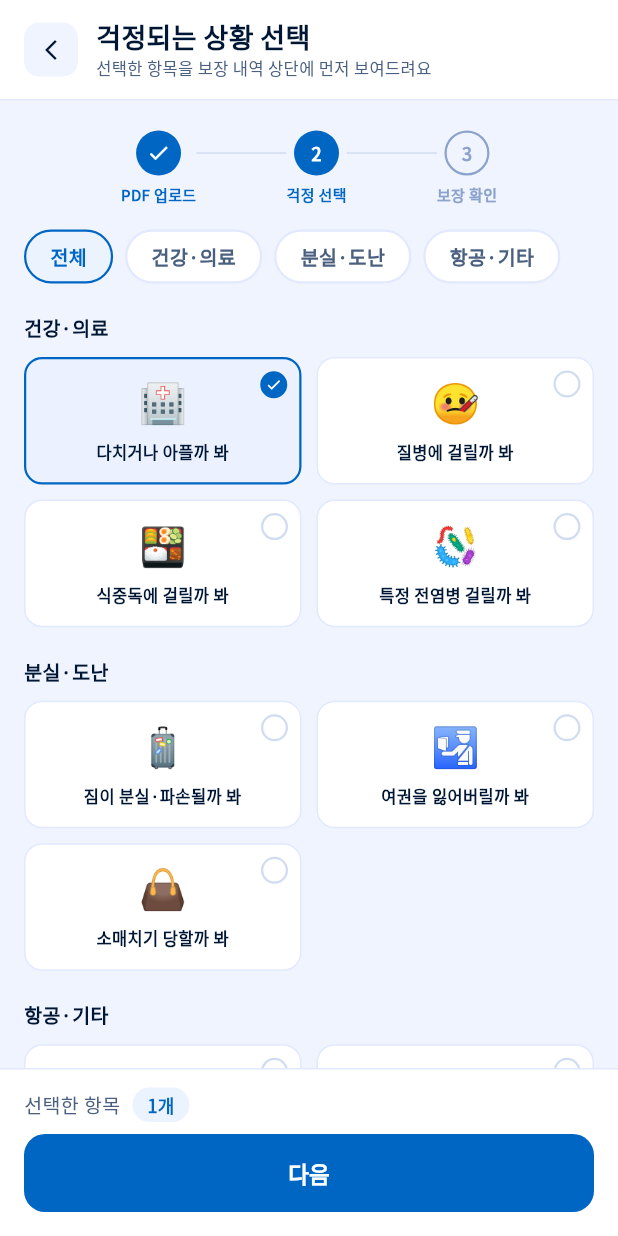
After one commit to Crazy-Capstone/Polight-frontend, a Flutter app: the ConcernSelectionScreen screen opened directly, on a phone screen of 412 x 824 dp. The commit adds this screen. Run offline on Flutter 3.47's test engine with Material 3 defaults, Android fonts, the phone set to English and light mode, and no system bars; our stand-ins replace file_picker, flutter_svg, geocoding, geolocator, google_fonts.

Commit message:
[Feat]걱정상황 체크 UI구현

```diff
--- /dev/null
+++ b/lib/screens/concern_selection_screen.dart
@@ -0,0 +1,449 @@
+import 'package:flutter/material.dart';
+import 'package:google_fonts/google_fonts.dart';
+
+class ConcernSelectionScreen extends StatefulWidget {
+  const ConcernSelectionScreen({super.key});
+
+  @override
+  State<ConcernSelectionScreen> createState() => _ConcernSelectionScreenState();
+}
+
+class _ConcernSelectionScreenState extends State<ConcernSelectionScreen> {
+  String _selectedCategory = '전체';
+  final Set<String> _selectedConcerns = {'다치거나 아플까 봐'};
+
+  static const List<String> _categories = ['전체', '건강·의료', '분실·도난', '항공·기타'];
+
+  static const List<_ConcernCategory> _allCategories = [
+    _ConcernCategory(
+      name: '건강·의료',
+      items: [
+        _ConcernItem(emoji: '🏥', label: '다치거나 아플까 봐'),
+        _ConcernItem(emoji: '🤒', label: '질병에 걸릴까 봐'),
+        _ConcernItem(emoji: '🍱', label: '식중독에 걸릴까 봐'),
+        _ConcernItem(emoji: '🦠', label: '특정 전염병 걸릴까 봐'),
+      ],
+    ),
+    _ConcernCategory(
+      name: '분실·도난',
+      items: [
+        _ConcernItem(emoji: '🧳', label: '짐이 분실·파손될까 봐'),
+        _ConcernItem(emoji: '🛂', label: '여권을 잃어버릴까 봐'),
+        _ConcernItem(emoji: '👜', label: '소매치기 당할까 봐'),
+      ],
+    ),
+    _ConcernCategory(
+      name: '항공·기타',
+      items: [
+        _ConcernItem(emoji: '✈️', label: '비행기 지연·결항될까 봐'),
+        _ConcernItem(emoji: '🚨', label: '여행을 중단해야 할까 봐'),
+        _ConcernItem(emoji: '⚖️', label: '남에게 피해줄까 봐'),
+        _ConcernItem(emoji: '🩺', label: '큰 사고로 후유증 남을까 봐'),
+      ],
+    ),
+  ];
+
+  List<_ConcernCategory> get _visibleCategories {
+    if (_selectedCategory == '전체') return _allCategories;
+    return _allCategories.where((c) => c.name == _selectedCategory).toList();
+  }
+
+  void _toggleConcern(String label) {
+    setState(() {
+      if (_selectedConcerns.contains(label)) {
+        _selectedConcerns.remove(label);
+      } else {
+        _selectedConcerns.add(label);
+      }
+    });
+  }
+
+  @override
+  Widget build(BuildContext context) {
+    return Scaffold(
+      backgroundColor: const Color(0xFFF0F4FF),
+      body: SafeArea(
+        child: Column(
+          children: [
+            _buildHeader(context),
+            Expanded(
+              child: SingleChildScrollView(
+                padding: const EdgeInsets.symmetric(horizontal: 16),
+                child: Column(
+                  crossAxisAlignment: CrossAxisAlignment.start,
+                  children: [
+                    const SizedBox(height: 20),
+                    _buildStepIndicator(),
+                    const SizedBox(height: 16),
+                    _buildCategoryFilter(),
+                    const SizedBox(height: 20),
+                    ..._visibleCategories.map(_buildCategorySection),
+                    const SizedBox(height: 16),
+                  ],
+                ),
+              ),
+            ),
+            _buildBottomBar(),
+          ],
+        ),
+      ),
+    );
+  }
+
+  Widget _buildHeader(BuildContext context) {
+    return Container(
+      color: Colors.white,
+      child: Column(
+        children: [
+          Padding(
+            padding: const EdgeInsets.symmetric(horizontal: 16, vertical: 12),
+            child: Row(
+              children: [
+                GestureDetector(
+                  onTap: () => Navigator.of(context).maybePop(),
+                  child: Container(
+                    width: 36,
+                    height: 36,
+                    decoration: BoxDecoration(
+                      color: const Color(0xFFF0F4FF),
+                      borderRadius: BorderRadius.circular(10),
+                    ),
+                    child: const Icon(
+                      Icons.arrow_back_ios_new,
+                      size: 16,
+                      color: Color(0xFF001635),
+                    ),
+                  ),
+                ),
+                const SizedBox(width: 12),
+                Column(
+                  crossAxisAlignment: CrossAxisAlignment.start,
+                  children: [
+                    Text(
+                      '걱정되는 상황 선택',
+                      style: GoogleFonts.notoSansKr(
+                        fontSize: 18,
+                        fontWeight: FontWeight.w700,
+                        color: const Color(0xFF001635),
+                      ),
+                    ),
+                    Text(
+                      '선택한 항목을 보장 내역 상단에 먼저 보여드려요',
+                      style: GoogleFonts.notoSansKr(
+                        fontSize: 11,
+                        fontWeight: FontWeight.w400,
+                        color: const Color(0xFF4A6080),
+                      ),
+                    ),
+                  ],
+                ),
+              ],
+            ),
+          ),
+          const Divider(height: 1, thickness: 1, color: Color(0xFFE2E9FF)),
+        ],
+      ),
+    );
+  }
+
+  Widget _buildStepIndicator() {
+    return Row(
+      mainAxisAlignment: MainAxisAlignment.center,
+      children: [
+        _ConcernStepCircle(
+          number: 1,
+          label: 'PDF 업로드',
+          state: _ConcernStepState.completed,
+        ),
+        _ConcernStepLine(),
+        _ConcernStepCircle(
+          number: 2,
+          label: '걱정 선택',
+          state: _ConcernStepState.active,
+        ),
+        _ConcernStepLine(),
+        _ConcernStepCircle(
+          number: 3,
+          label: '보장 확인',
+          state: _ConcernStepState.inactive,
+        ),
+      ],
+    );
+  }
+
+  Widget _buildCategoryFilter() {
+    return SingleChildScrollView(
+      scrollDirection: Axis.horizontal,
+      child: Row(
+        children: _categories.map((cat) {
+          final isSelected = _selectedCategory == cat;
+          return GestureDetector(
+            onTap: () => setState(() => _selectedCategory = cat),
+            child: Container(
+              margin: const EdgeInsets.only(right: 8),
+              padding: const EdgeInsets.symmetric(horizontal: 16, vertical: 7),
+              decoration: BoxDecoration(
+                color: isSelected ? const Color(0xFFEBF3FF) : Colors.white,
+                borderRadius: BorderRadius.circular(20),
+                border: Border.all(
+                  color: isSelected ? const Color(0xFF0066C3) : const Color(0xFFE2E9FF),
+                  width: 1.5,
+                ),
+              ),
+              child: Text(
+                cat,
+                style: GoogleFonts.notoSansKr(
+                  fontSize: 13,
+                  fontWeight: FontWeight.w600,
+                  color: isSelected ? const Color(0xFF0066C3) : const Color(0xFF4A6080),
+                ),
+              ),
+            ),
+          );
+        }).toList(),
+      ),
+    );
+  }
+
+  Widget _buildCategorySection(_ConcernCategory category) {
+    return Column(
+      crossAxisAlignment: CrossAxisAlignment.start,
+      children: [
+        Text(
+          category.name,
+          style: GoogleFonts.notoSansKr(
+            fontSize: 13,
+            fontWeight: FontWeight.w700,
+            color: const Color(0xFF001635),
+          ),
+        ),
+        const SizedBox(height: 10),
+        GridView.count(
+          crossAxisCount: 2,
+          crossAxisSpacing: 10,
+          mainAxisSpacing: 10,
+          childAspectRatio: 174 / 80,
+          shrinkWrap: true,
+          physics: const NeverScrollableScrollPhysics(),
+          children: category.items.map(_buildConcernCard).toList(),
+        ),
+        const SizedBox(height: 20),
+      ],
+    );
+  }
+
+  Widget _buildConcernCard(_ConcernItem item) {
+    final isSelected = _selectedConcerns.contains(item.label);
+    return GestureDetector(
+      onTap: () => _toggleConcern(item.label),
+      child: Container(
+        decoration: BoxDecoration(
+          color: isSelected ? const Color(0xFFEBF1FF) : Colors.white,
+          borderRadius: BorderRadius.circular(12),
+          border: Border.all(
+            color: isSelected ? const Color(0xFF0066C3) : const Color(0xFFE2E9FF),
+            width: isSelected ? 1.5 : 1,
+          ),
+        ),
+        child: Stack(
+          children: [
+            Center(
+              child: Column(
+                mainAxisAlignment: MainAxisAlignment.center,
+                children: [
+                  Text(item.emoji, style: const TextStyle(fontSize: 26)),
+                  const SizedBox(height: 6),
+                  Text(
+                    item.label,
+                    style: GoogleFonts.notoSansKr(
+                      fontSize: 11,
+                      fontWeight: FontWeight.w600,
+                      color: const Color(0xFF001635),
+                    ),
+                    textAlign: TextAlign.center,
+                  ),
+                ],
+              ),
+            ),
+            Positioned(
+              top: 8,
+              right: 8,
+              child: Container(
+                width: 18,
+                height: 18,
+                decoration: BoxDecoration(
+                  color: isSelected ? const Color(0xFF0066C3) : Colors.transparent,
+                  shape: BoxShape.circle,
+                  border: Border.all(
+                    color: isSelected
+                        ? const Color(0xFF0066C3)
+                        : const Color(0xFFD0DCF0),
+                    width: 1.5,
+                  ),
+                ),
+                child: isSelected
+                    ? const Icon(Icons.check, size: 11, color: Colors.white)
+                    : null,
+              ),
+            ),
+          ],
+        ),
+      ),
+    );
+  }
+
+  Widget _buildBottomBar() {
+    return Container(
+      color: Colors.white,
+      child: Column(
+        mainAxisSize: MainAxisSize.min,
+        children: [
+          const Divider(height: 1, thickness: 1, color: Color(0xFFE2E9FF)),
+          Padding(
+            padding: const EdgeInsets.fromLTRB(16, 12, 16, 8),
+            child: Row(
+              children: [
+                Text(
+                  '선택한 항목',
+                  style: GoogleFonts.notoSansKr(
+                    fontSize: 13,
+                    fontWeight: FontWeight.w500,
+                    color: const Color(0xFF4A6080),
+                  ),
+                ),
+                const SizedBox(width: 8),
+                Container(
+                  padding: const EdgeInsets.symmetric(horizontal: 10, vertical: 3),
+                  decoration: BoxDecoration(
+                    color: const Color(0xFFEBF3FF),
+                    borderRadius: BorderRadius.circular(12),
+                  ),
+                  child: Text(
+                    '${_selectedConcerns.length}개',
+                    style: GoogleFonts.notoSansKr(
+                      fontSize: 12,
+                      fontWeight: FontWeight.w700,
+                      color: const Color(0xFF0066C3),
+                    ),
+                  ),
+                ),
+              ],
+            ),
+          ),
+          Padding(
+            padding: const EdgeInsets.fromLTRB(16, 0, 16, 16),
+            child: SizedBox(
+              width: double.infinity,
+              height: 52,
+              child: ElevatedButton(
+                onPressed: _selectedConcerns.isNotEmpty ? () {} : null,
+                style: ElevatedButton.styleFrom(
+                  backgroundColor: const Color(0xFF0066C3),
+                  foregroundColor: Colors.white,
+                  disabledBackgroundColor: const Color(0xFFD0DCF0),
+                  disabledForegroundColor: const Color(0xFF8BA3CC),
+                  shape: RoundedRectangleBorder(
+                    borderRadius: BorderRadius.circular(14),
+                  ),
+                  elevation: 0,
+                ),
+                child: Text(
+                  '다음',
+                  style: GoogleFonts.notoSansKr(
+                    fontSize: 15,
+                    fontWeight: FontWeight.w700,
+                  ),
+                ),
+              ),
+            ),
+          ),
+        ],
+      ),
+    );
+  }
+}
+
+enum _ConcernStepState { completed, active, inactive }
+
+class _ConcernStepCircle extends StatelessWidget {
+  final int number;
+  final String label;
+  final _ConcernStepState state;
+
+  const _ConcernStepCircle({
+    required this.number,
+    required this.label,
+    required this.state,
+  });
+
+  @override
+  Widget build(BuildContext context) {
+    final isCompleted = state == _ConcernStepState.completed;
+    final isActive = state == _ConcernStepState.active;
+    final isInactive = state == _ConcernStepState.inactive;
+
+    return Column(
+      children: [
+        Container(
+          width: 30,
+          height: 30,
+          decoration: BoxDecoration(
+            color: (isCompleted || isActive)
+                ? const Color(0xFF0066C3)
+                : Colors.transparent,
+            shape: BoxShape.circle,
+            border: isInactive
+                ? Border.all(color: const Color(0xFF8BA3CC), width: 1.5)
+                : null,
+          ),
+          alignment: Alignment.center,
+          child: isCompleted
+              ? const Icon(Icons.check, size: 16, color: Colors.white)
+              : Text(
+                  '$number',
+                  style: GoogleFonts.notoSansKr(
+                    fontSize: 12,
+                    fontWeight: FontWeight.w700,
+                    color: isActive ? Colors.white : const Color(0xFF8BA3CC),
+                  ),
+                ),
+        ),
+        const SizedBox(height: 6),
+        Text(
+          label,
+          style: GoogleFonts.notoSansKr(
+            fontSize: 10,
+            fontWeight: FontWeight.w700,
+            color: (isCompleted || isActive)
+                ? const Color(0xFF0066C3)
+                : const Color(0xFF8BA3CC),
+          ),
+        ),
+      ],
+    );
+  }
+}
+
+class _ConcernStepLine extends StatelessWidget {
+  @override
+  Widget build(BuildContext context) {
+    return Container(
+      width: 60,
+      height: 1,
+      margin: const EdgeInsets.only(bottom: 20),
+      color: const Color(0xFFD0DCF0),
+    );
+  }
+}
+
+class _ConcernCategory {
+  final String name;
+  final List<_ConcernItem> items;
+  const _ConcernCategory({required this.name, required this.items});
+}
+
+class _ConcernItem {
+  final String emoji;
+  final String label;
+  const _ConcernItem({required this.emoji, required this.label});
+}
--- a/lib/screens/upload_screen.dart
+++ b/lib/screens/upload_screen.dart
@@ -1,6 +1,7 @@
 import 'package:flutter/material.dart';
 import 'package:google_fonts/google_fonts.dart';
 import 'package:file_picker/file_picker.dart';
+import 'concern_selection_screen.dart';
 
 class UploadScreen extends StatefulWidget {
   const UploadScreen({super.key});
@@ -147,7 +148,9 @@ class _UploadScreenState extends State<UploadScreen> {
       children: [
         _StepCircle(number: 1, label: 'PDF 업로드', isActive: true),
         _StepLine(),
-        _StepCircle(number: 2, label: '분석 중', isActive: false),
+        _StepCircle(number: 2, label: '걱정 선택', isActive: false),
+        _StepLine(),
+        _StepCircle(number: 3, label: '보장 확인', isActive: false),
       ],
     );
   }
@@ -482,7 +485,13 @@ class _UploadScreenState extends State<UploadScreen> {
         width: double.infinity,
         height: 52,
         child: ElevatedButton(
-          onPressed: _selectedFile != null ? () {} : null,
+          onPressed: _selectedFile != null
+              ? () => Navigator.of(context).push(
+                    MaterialPageRoute(
+                      builder: (_) => const ConcernSelectionScreen(),
+                    ),
+                  )
+              : null,
           style: ElevatedButton.styleFrom(
             backgroundColor: const Color(0xFF0066C3),
             foregroundColor: Colors.white,
```
